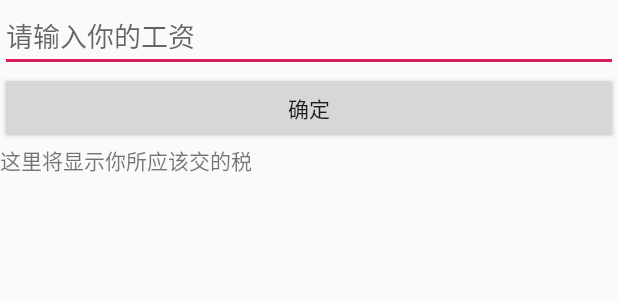
After one commit to jinyuan123321/Algorithm4-6, an Android app: the layout taxrate.xml on its own in the app's theme, with its tools: preview values and no code run, on a phone screen of 412 x 824 dp. The commit adds this screen. Shown: the top 300 px of the screen. Run offline under Robolectric (Android 15) with nearby library versions, the phone set to English and light mode, and no system bars.

Commit message:
Text06三个任务

```diff
--- a/app/src/main/res/layout/activity_main.xml
+++ b/app/src/main/res/layout/activity_main.xml
@@ -7,6 +7,7 @@
     tools:context=".MainActivity">
 
     <TextView
+        android:id="@+id/File_out"
         android:layout_width="wrap_content"
         android:layout_height="wrap_content"
         android:text="Hello World!"
--- /dev/null
+++ b/app/src/main/res/layout/taxrate.xml
@@ -0,0 +1,24 @@
+<?xml version="1.0" encoding="utf-8"?>
+<LinearLayout xmlns:android="http://schemas.android.com/apk/res/android"
+    android:layout_width="match_parent"
+    android:layout_height="match_parent"
+    android:orientation="vertical">
+    <EditText
+        android:id="@+id/input_gonzi"
+        android:layout_width="match_parent"
+        android:layout_height="wrap_content"
+        android:hint="请输入你的工资"
+        ></EditText>
+  <Button
+      android:id="@+id/koding"
+      android:layout_width="match_parent"
+      android:layout_height="wrap_content"
+      android:text="确定"
+      ></Button>
+    <TextView
+        android:id="@+id/view_tax"
+        android:layout_width="match_parent"
+        android:layout_height="wrap_content"
+        android:text="这里将显示你所应该交的税"
+        ></TextView>
+</LinearLayout>
```
Also changed, not shown: app/src/main/java/com/example/text04/Bean/AvgmaxminActivity.java (added, +44 -0 lines), app/src/main/java/com/example/text04/FileOut.java (added, +44 -0 lines), app/src/main/java/com/example/text04/TaxrateActivity.java (added, +81 -0 lines), app/src/main/res/layout/maxavgmin.xml (added, +10 -0 lines).
